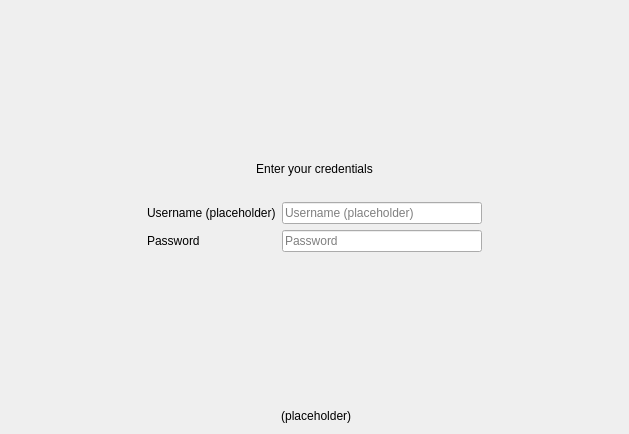
This is src/gui/newwizard/pages/basiccredentialssetupwizardpage.ui in nextcloud/desktop as Qt 5 draws it before an edit. The edited form follows.
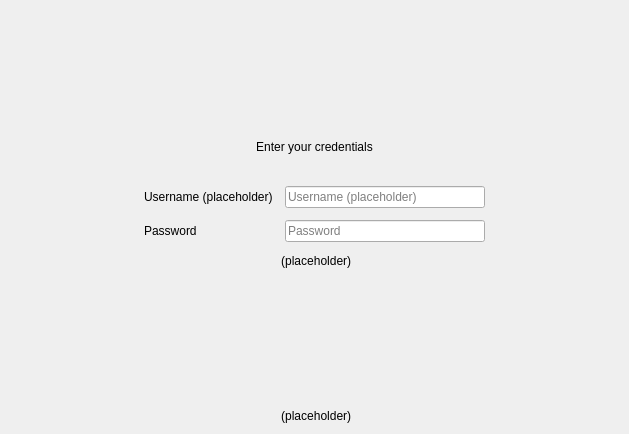
This is the edited form.

Commit message:
Add link to app password configuration
Useful for connecting to oC 10 servers which use basic auth.

```diff
--- a/src/gui/newwizard/pages/basiccredentialssetupwizardpage.ui
+++ b/src/gui/newwizard/pages/basiccredentialssetupwizardpage.ui
@@ -14,6 +14,9 @@
    <string>Form</string>
   </property>
   <layout class="QVBoxLayout" name="verticalLayout">
+   <property name="spacing">
+    <number>12</number>
+   </property>
    <item>
     <spacer name="verticalSpacer">
      <property name="orientation">
@@ -133,6 +136,16 @@
      </item>
     </layout>
    </item>
+   <item>
+    <widget class="QLabel" name="appPasswordLabel">
+     <property name="text">
+      <string notr="true">&lt;app password text&gt; (placeholder)</string>
+     </property>
+     <property name="alignment">
+      <set>Qt::AlignCenter</set>
+     </property>
+    </widget>
+   </item>
    <item>
     <spacer name="verticalSpacer_2">
      <property name="orientation">
```
The commit also changes 2 other files.
